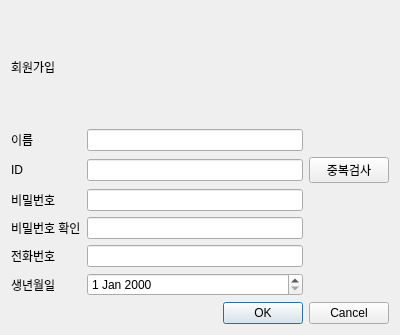
Above: sign_up.ui from wnghks7787/veda_project1 before the change. Below: the same form after it.
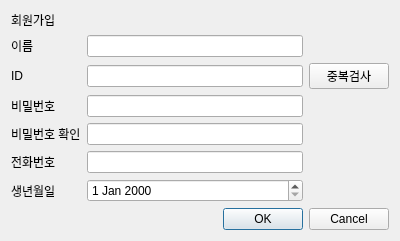
That is the form after the change.

Commit message: verify id

```diff
--- a/sign_up.ui
+++ b/sign_up.ui
@@ -7,7 +7,7 @@
     <x>0</x>
     <y>0</y>
     <width>400</width>
-    <height>335</height>
+    <height>236</height>
    </rect>
   </property>
   <property name="windowTitle">
```
The commit also changes 2 other files.
